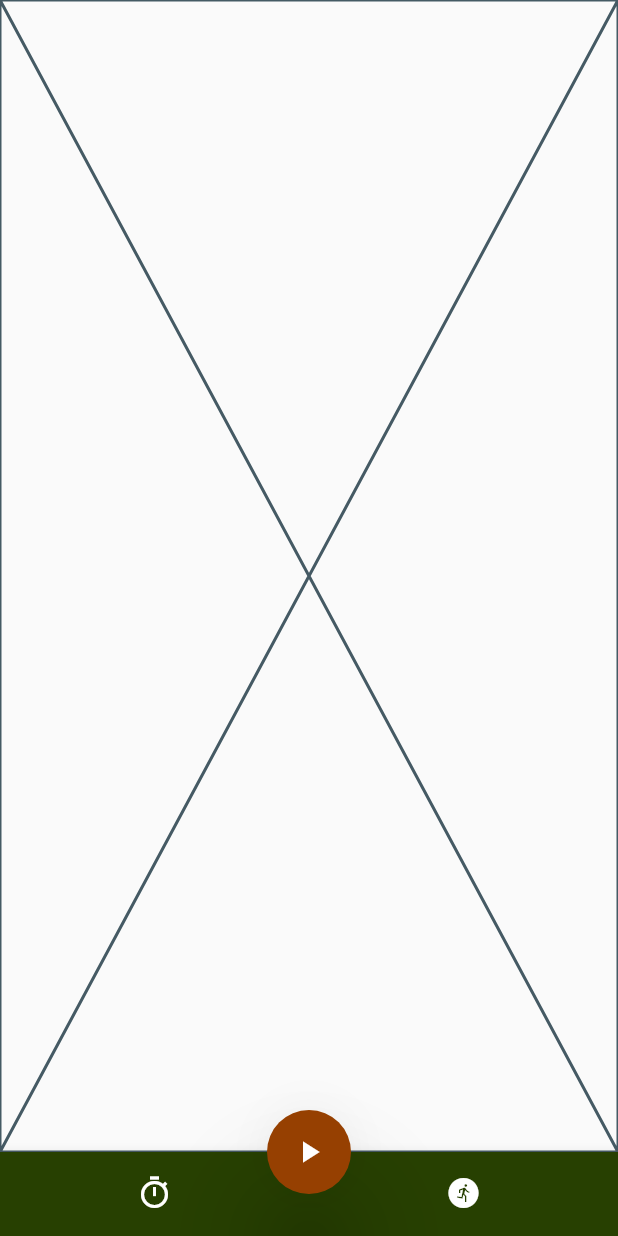
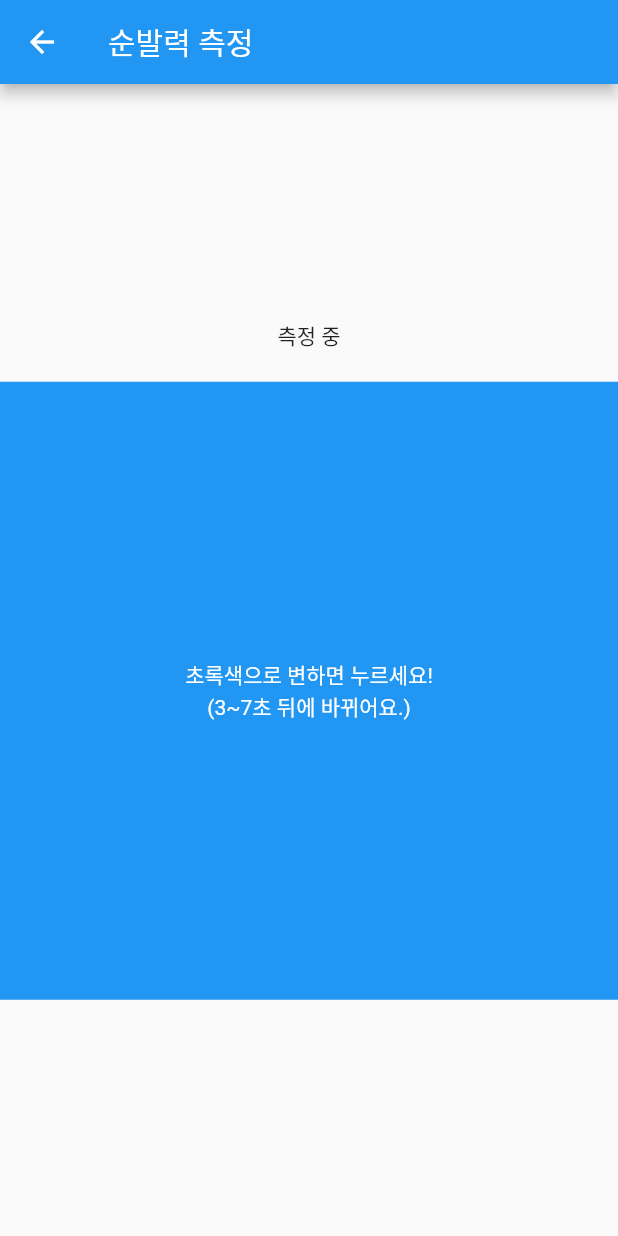
Before and after one commit to Dolphin-PC/quick_game, a Flutter app: the screen it shows after launch, item 2 of the bottom bar chosen, after a tap on the "play arrow" icon, on a phone screen of 412 x 824 dp. Run offline on Flutter 3.47's test engine with Material 2 defaults, Android fonts, the phone set to English and light mode, and no system bars; our stand-ins replace carousel_slider, google_fonts, logger, lottie, sqflite; accounts and stored records are empty; project files that could hold a hidden picture were left out.

Commit message:
game screen, pageRoute

```diff
--- a/lib/provider/stage_info_provider.dart
+++ b/lib/provider/stage_info_provider.dart
@@ -15,9 +15,7 @@ class StageInfoProvider extends ChangeNotifier {
   }
 
   set currentStageInfoModel(StageInfoModel stageInfoModel) => _currentStageInfoModel = stageInfoModel;
-  StageInfoModel get currentStageInfoModel {
-    return _currentStageInfoModel!;
-  }
+  StageInfoModel get currentStageInfoModel => _currentStageInfoModel!;
 
   Future<List<StageInfoModel>> selectList() async {
     var list = await StageInfoModel.selectList();
--- a/lib/screen/main_screen.dart
+++ b/lib/screen/main_screen.dart
@@ -1,5 +1,8 @@
 import 'package:flutter/material.dart';
+import 'package:provider/provider.dart';
+import 'package:quick_game/provider/stage_info_provider.dart';
 import 'package:quick_game/screen/record_stage_screen.dart';
+import 'package:quick_game/screen/speed_meter_game_screen.dart';
 import 'package:quick_game/screen/training_stage_screen.dart';
 import 'package:quick_game/styles/color_styles.dart';
 
@@ -23,8 +26,17 @@ class _MainScreenState extends State<MainScreen> {
     });
   }
 
+  Map<String, Widget> gameScreenStringList = {
+    "반응속도": SpeedMeterGameScreen(),
+    "똑같은 카드 누르기": SpeedMeterGameScreen(),
+    "순서대로 누르기": SpeedMeterGameScreen(),
+    "카드 나누기": SpeedMeterGameScreen(),
+    "짝맞추기": SpeedMeterGameScreen(),
+  };
   @override
   Widget build(BuildContext context) {
+    StageInfoProvider stageInfoProvider = Provider.of(context, listen: true);
+
     return Scaffold(
       body: Center(
         child: _screenList.elementAt(_selectedIndex),
@@ -33,8 +45,11 @@ class _MainScreenState extends State<MainScreen> {
       floatingActionButton: FloatingActionButton(
         elevation: 30,
         backgroundColor: ColorStyles.buttonBgColor.withRed(150),
-        onPressed: () {},
-        child: Icon(Icons.play_arrow),
+        onPressed: () {
+          Widget screenWidget = gameScreenStringList[stageInfoProvider.currentStageInfoModel.stageName]!;
+          Navigator.push(context, MaterialPageRoute(builder: (context) => screenWidget));
+        },
+        child: const Icon(Icons.play_arrow),
       ),
       bottomNavigationBar: BottomNavigationBar(
         backgroundColor: ColorStyles.buttonBgColor,
--- a/lib/screen/game_screen.dart
+++ b/lib/screen/speed_meter_game_screen.dart
@@ -3,14 +3,14 @@ import 'dart:math';
 
 import 'package:flutter/material.dart';
 
-class GameScreen extends StatefulWidget {
-  const GameScreen({Key? key}) : super(key: key);
+class SpeedMeterGameScreen extends StatefulWidget {
+  const SpeedMeterGameScreen({Key? key}) : super(key: key);
 
   @override
-  State<GameScreen> createState() => _GameScreenState();
+  State<SpeedMeterGameScreen> createState() => _SpeedMeterGameScreenState();
 }
 
-class _GameScreenState extends State<GameScreen> {
+class _SpeedMeterGameScreenState extends State<SpeedMeterGameScreen> {
   /// 클릭 가능 여부
   bool isClickable = false;
 
```
